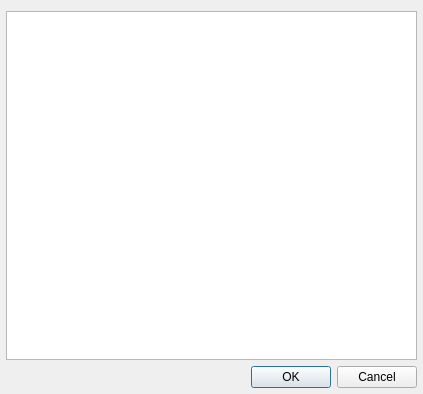
Qt form src/plugins/General/library/librarywidget.ui (ksv1986/qmmp-staging) before a commit.
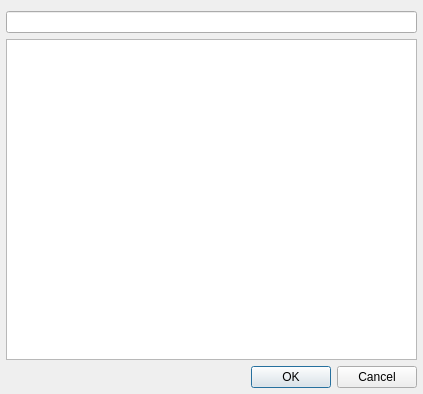
The same form after that commit.

What changed in the file:
```diff
--- a/src/plugins/General/library/librarywidget.ui
+++ b/src/plugins/General/library/librarywidget.ui
@@ -23,6 +23,13 @@
    <property name="bottomMargin">
     <number>6</number>
    </property>
+   <item>
+    <widget class="QLineEdit" name="filterLineEdit">
+     <property name="clearButtonEnabled">
+      <bool>true</bool>
+     </property>
+    </widget>
+   </item>
    <item>
     <widget class="QTreeView" name="treeView">
      <property name="dragEnabled">
```
